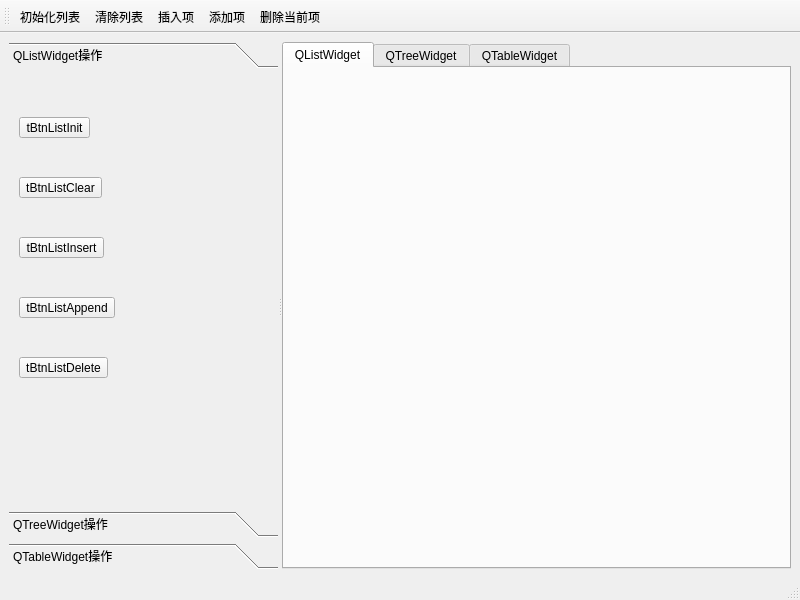
Before: the Qt Designer form listwidget_toolbutton/mainwindow.ui in faithlocus/test_qt, drawn with Qt 5.
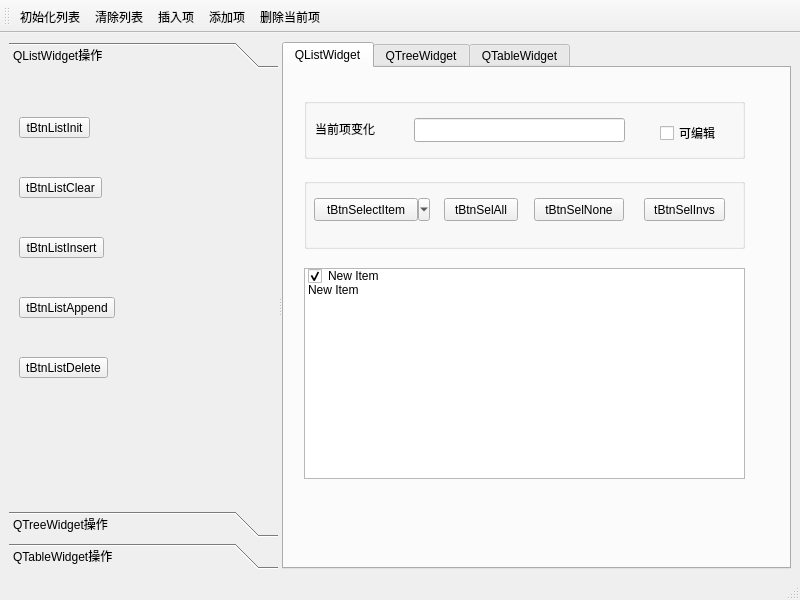
After: the same form once the commit is applied. Icons and pictures are not drawn.

The edit to the form file:
```diff
--- a/listwidget_toolbutton/mainwindow.ui
+++ b/listwidget_toolbutton/mainwindow.ui
@@ -157,6 +157,160 @@
         <attribute name="title">
          <string>QListWidget</string>
         </attribute>
+        <widget class="QGroupBox" name="groupBox_2">
+         <property name="geometry">
+          <rect>
+           <x>20</x>
+           <y>30</y>
+           <width>441</width>
+           <height>61</height>
+          </rect>
+         </property>
+         <property name="title">
+          <string/>
+         </property>
+         <widget class="QLabel" name="label_2">
+          <property name="geometry">
+           <rect>
+            <x>11</x>
+            <y>21</y>
+            <width>65</width>
+            <height>20</height>
+           </rect>
+          </property>
+          <property name="text">
+           <string>当前项变化</string>
+          </property>
+         </widget>
+         <widget class="QLineEdit" name="lineEdit_2">
+          <property name="geometry">
+           <rect>
+            <x>110</x>
+            <y>20</y>
+            <width>211</width>
+            <height>24</height>
+           </rect>
+          </property>
+         </widget>
+         <widget class="QCheckBox" name="checkBox">
+          <property name="geometry">
+           <rect>
+            <x>356</x>
+            <y>22</y>
+            <width>64</width>
+            <height>26</height>
+           </rect>
+          </property>
+          <property name="text">
+           <string>可编辑</string>
+          </property>
+         </widget>
+        </widget>
+        <widget class="QGroupBox" name="groupBox_3">
+         <property name="geometry">
+          <rect>
+           <x>20</x>
+           <y>110</y>
+           <width>441</width>
+           <height>71</height>
+          </rect>
+         </property>
+         <property name="title">
+          <string/>
+         </property>
+         <widget class="QToolButton" name="toolButton_6">
+          <property name="geometry">
+           <rect>
+            <x>10</x>
+            <y>20</y>
+            <width>116</width>
+            <height>23</height>
+           </rect>
+          </property>
+          <property name="text">
+           <string>tBtnSelectItem</string>
+          </property>
+          <property name="popupMode">
+           <enum>QToolButton::MenuButtonPopup</enum>
+          </property>
+          <property name="toolButtonStyle">
+           <enum>Qt::ToolButtonTextBesideIcon</enum>
+          </property>
+         </widget>
+         <widget class="QToolButton" name="toolButton_7">
+          <property name="geometry">
+           <rect>
+            <x>140</x>
+            <y>20</y>
+            <width>74</width>
+            <height>23</height>
+           </rect>
+          </property>
+          <property name="text">
+           <string>tBtnSelAll</string>
+          </property>
+         </widget>
+         <widget class="QToolButton" name="toolButton_8">
+          <property name="geometry">
+           <rect>
+            <x>230</x>
+            <y>20</y>
+            <width>90</width>
+            <height>23</height>
+           </rect>
+          </property>
+          <property name="text">
+           <string>tBtnSelNone</string>
+          </property>
+         </widget>
+         <widget class="QToolButton" name="toolButton_9">
+          <property name="geometry">
+           <rect>
+            <x>340</x>
+            <y>20</y>
+            <width>81</width>
+            <height>23</height>
+           </rect>
+          </property>
+          <property name="text">
+           <string>tBtnSelInvs</string>
+          </property>
+         </widget>
+        </widget>
+        <widget class="QListWidget" name="listWidget">
+         <property name="geometry">
+          <rect>
+           <x>20</x>
+           <y>200</y>
+           <width>441</width>
+           <height>211</height>
+          </rect>
+         </property>
+         <item>
+          <property name="text">
+           <string>New Item</string>
+          </property>
+          <property name="checkState">
+           <enum>Checked</enum>
+          </property>
+          <property name="icon">
+           <iconset resource="src.qrc">
+            <normaloff>:/icons/icons/check2.ico</normaloff>:/icons/icons/check2.ico</iconset>
+          </property>
+         </item>
+         <item>
+          <property name="text">
+           <string>New Item</string>
+          </property>
+          <property name="checkState">
+           <enum>Unchecked</enum>
+          </property>
+          <property name="icon">
+           <iconset resource="src.qrc">
+            <normaloff>:/icons/icons/check2.ico</normaloff>:/icons/icons/check2.ico</iconset>
+          </property>
+         </item>
+        </widget>
        </widget>
        <widget class="QWidget" name="tab_2">
         <attribute name="title">
```
